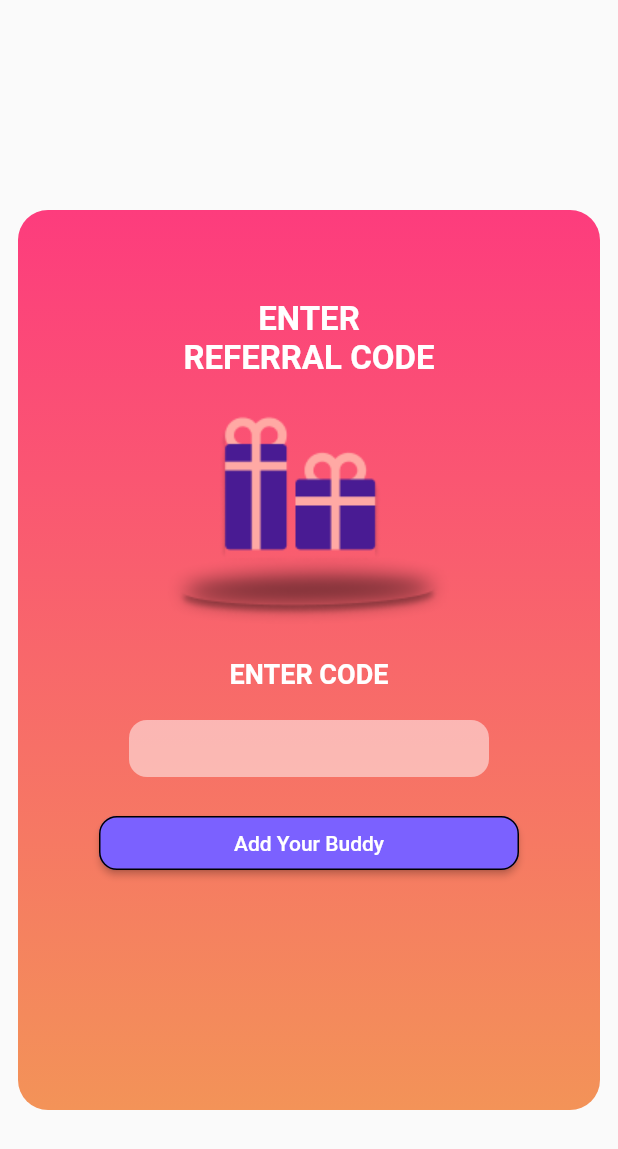
After one commit to AkkuBhaii/saarthi, a Flutter app: the screen it shows after launch, after a tap on "TAP", on a phone screen of 412 x 824 dp. The commit adds this screen. Shown: the top 1149 px of the screen. Run offline on Flutter 3.47's test engine with Material 2 defaults, Android fonts, the phone set to English and light mode, and no system bars.

Commit message:
Referral Code Screen Phase 1 Added

```diff
--- /dev/null
+++ b/lib/constants/asset_paths.dart
@@ -0,0 +1,7 @@
+class AssetPaths {
+  static const String blueGifts = 'assets/pngs/blue_gifts.png';
+  static const String boxTop = 'assets/pngs/box_top.png';
+  static const String lights = 'assets/pngs/lights.png';
+  static const String openGift = 'assets/pngs/open_gift.png';
+  static const String partyEmoji = 'assets/pngs/party_emoji.png';
+}
--- a/lib/constants/color_constants.dart
+++ b/lib/constants/color_constants.dart
@@ -1,7 +1,17 @@
 import 'package:flutter/material.dart';
 
 class ColorConstants {
-  static const pinkGradient = Color(0xFFFD3C7D);
-  static const amberGradient = Color(0xFFF39358);
+  static const pink = Color(0xFFFD3C7D);
+  static const amber = Color(0xFFF39358);
   static const white = Colors.white;
+  static const black = Colors.black;
+  static const blue = Color(0xFF7B61FF);
+  static const mainGradient = LinearGradient(
+    colors: [
+      pink,
+      amber,
+    ],
+    begin: Alignment.topCenter,
+    end: Alignment.bottomCenter,
+  );
 }
--- a/lib/modules/homepage/homepage.dart
+++ b/lib/modules/homepage/homepage.dart
@@ -2,6 +2,7 @@ import 'package:flutter/material.dart';
 
 import '../../constants/color_constants.dart';
 import '../../constants/string_constants.dart';
+import '../referral_screen/referral_screen.dart';
 
 class MyHomePage extends StatefulWidget {
   const MyHomePage({
@@ -18,21 +19,25 @@ class _MyHomePageState extends State<MyHomePage> {
     return Scaffold(
       body: Container(
         decoration: const BoxDecoration(
-          gradient: LinearGradient(
-            colors: [
-              ColorConstants.pinkGradient,
-              ColorConstants.amberGradient,
-            ],
-            begin: Alignment.topCenter,
-            end: Alignment.bottomCenter,
-          ),
+          gradient: ColorConstants.mainGradient,
         ),
-        child: const Center(
-          child: Text(
-            StringConstants.tap,
-            style: TextStyle(
-              fontSize: 35,
-              color: ColorConstants.white,
+        child: Center(
+          child: InkWell(
+            onTap: () {
+              Navigator.of(context).push(
+                MaterialPageRoute(
+                  builder: (context) {
+                    return const ReferralScreen();
+                  },
+                ),
+              );
+            },
+            child: const Text(
+              StringConstants.tap,
+              style: TextStyle(
+                fontSize: 35,
+                color: ColorConstants.white,
+              ),
             ),
           ),
         ),
--- /dev/null
+++ b/lib/modules/referral_screen/referral_screen.dart
@@ -0,0 +1,110 @@
+import 'package:flutter/material.dart';
+
+import '../../constants/asset_paths.dart';
+import '../../constants/color_constants.dart';
+
+class ReferralScreen extends StatelessWidget {
+  const ReferralScreen({super.key});
+
+  @override
+  Widget build(BuildContext context) {
+    return Scaffold(
+      body: SafeArea(
+        child: Padding(
+          padding: const EdgeInsets.only(
+            left: 12,
+            right: 12,
+            top: 140,
+          ),
+          child: Container(
+            height: 600,
+            width: double.infinity,
+            decoration: const BoxDecoration(
+              gradient: ColorConstants.mainGradient,
+              borderRadius: BorderRadius.all(
+                Radius.circular(
+                  20,
+                ),
+              ),
+            ),
+            child: Padding(
+              padding: const EdgeInsets.symmetric(
+                vertical: 60,
+              ),
+              child: Column(
+                children: [
+                  const Text(
+                    'ENTER\nREFERRAL CODE',
+                    textAlign: TextAlign.center,
+                    style: TextStyle(
+                      fontSize: 22,
+                      color: ColorConstants.white,
+                      fontWeight: FontWeight.bold,
+                    ),
+                  ),
+                  const SizedBox(
+                    height: 20,
+                  ),
+                  Image.asset(
+                    AssetPaths.blueGifts,
+                  ),
+                  const SizedBox(
+                    height: 20,
+                  ),
+                  const Text(
+                    'ENTER CODE',
+                    textAlign: TextAlign.center,
+                    style: TextStyle(
+                      fontSize: 18,
+                      color: ColorConstants.white,
+                      fontWeight: FontWeight.bold,
+                    ),
+                  ),
+                  const SizedBox(
+                    height: 20,
+                  ),
+                  Container(
+                    height: 38,
+                    width: 240,
+                    decoration: BoxDecoration(
+                      color: ColorConstants.white.withOpacity(0.5),
+                      borderRadius: const BorderRadius.all(
+                        Radius.circular(
+                          12,
+                        ),
+                      ),
+                    ),
+                  ),
+                  const SizedBox(
+                    height: 20,
+                  ),
+                  ElevatedButton(
+                    onPressed: () {},
+                    style: ElevatedButton.styleFrom(
+                      backgroundColor: ColorConstants.blue,
+                      fixedSize: const Size(
+                        280,
+                        20,
+                      ),
+                      shape: RoundedRectangleBorder(
+                        side: const BorderSide(
+                          color: ColorConstants.black,
+                        ),
+                        borderRadius: BorderRadius.circular(
+                          12,
+                        ),
+                      ),
+                    ),
+                    child: const Text(
+                      'Add Your Buddy',
+                    ),
+                  )
+                ],
+              ),
+            ),
+          ),
+        ),
+      ),
+    );
+  }
+}
--- a/pubspec.yaml
+++ b/pubspec.yaml
@@ -59,9 +59,8 @@ flutter:
   uses-material-design: true
 
   # To add assets to your application, add an assets section, like this:
-  # assets:
-  #   - images/a_dot_burr.jpeg
-  #   - images/a_dot_ham.jpeg
+  assets:
+    - assets/pngs/
 
   # An image asset can refer to one or more resolution-specific "variants", see
   # https://flutter.dev/assets-and-images/#resolution-aware
```
Also changed, not shown: assets/pngs/blue_gifts.png (added), assets/pngs/box_top.png (added), assets/pngs/lights.png (added), assets/pngs/open_gift.png (added), assets/pngs/party_emoji.png (added).
